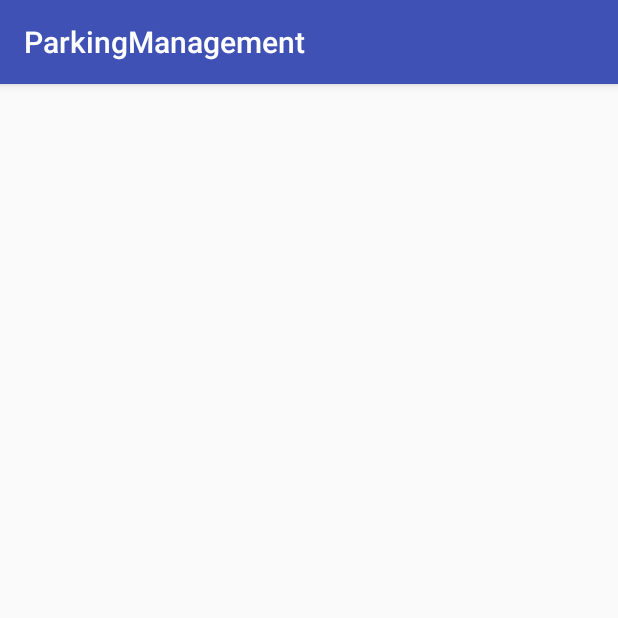
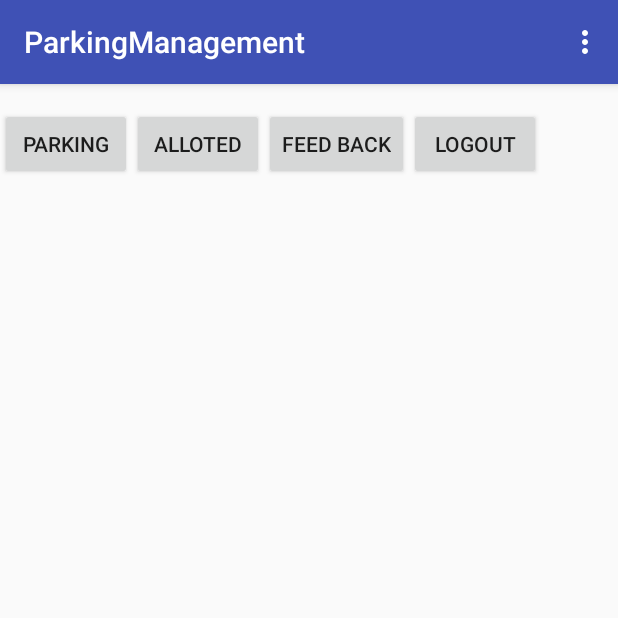
Before and after one commit to IR-Qureshi/level1-ParkingSystem, an Android app: the AdminActivity screen opened directly, with no data from a screen before it, on a phone screen of 412 x 824 dp, the top half of it. Run offline under Robolectric (Android 15) with nearby library versions, the phone set to English and light mode, and no system bars; our stand-ins replace Firebase (no records; nobody signed in at launch, a user with empty details on screens opened directly); libraries missing offline, so code that uses them is left out: com.firebase.ui.

Commit message:
initializing the button in Admin Activity

```diff
--- a/app/src/main/java/com/example/dellpc/parkingmanagement/AdminActivity.java
+++ b/app/src/main/java/com/example/dellpc/parkingmanagement/AdminActivity.java
@@ -5,6 +5,11 @@ import android.support.annotation.NonNull;
 import android.support.v7.app.AppCompatActivity;
 import android.os.Bundle;
 import android.util.Log;
+import android.view.Menu;
+import android.view.MenuInflater;
+import android.view.MenuItem;
+import android.view.View;
+import android.widget.Button;
 import android.widget.Toast;
 
 import com.firebase.ui.auth.AuthUI;
@@ -30,15 +35,56 @@ public class AdminActivity extends AppCompatActivity {
     public static final String ANONYMOUS = "anonymous";
     private String mUsername;
 
+    //Buttons..
+    Button BTNparking;
+    Button BTNalloted;
+    Button BTNfeedback;
+    Button BTNlogout;
+
 
     @Override
     protected void onCreate(Bundle savedInstanceState) {
         super.onCreate(savedInstanceState);
-        setContentView(R.layout.activity_user);
+        setContentView(R.layout.activity_admin);
         //main access point of our database
         mFirebaseDatabase = FirebaseDatabase.getInstance();
         mFirebaseAuth = FirebaseAuth.getInstance();
         mFirebaseStorage = FirebaseStorage.getInstance();
+
+        BTNparking = (Button) findViewById(R.id.BTN_AdminParkView);
+        BTNalloted = (Button) findViewById(R.id.BTN_Admin_AllotView);
+        BTNfeedback = (Button) findViewById(R.id.BTN_AdminFBView);
+        BTNlogout = (Button) findViewById(R.id.BTN_Admin_Logout);
+
+        BTNparking.setOnClickListener(new View.OnClickListener() {
+            @Override
+            public void onClick(View v) {
+                //set the parkingRemaining in fragment in framelayout.
+            }
+        });
+        BTNalloted.setOnClickListener(new View.OnClickListener() {
+            @Override
+            public void onClick(View v) {
+                //set the parking alloted in fragment in frame layout.
+            }
+        });
+        BTNfeedback.setOnClickListener(new View.OnClickListener() {
+            @Override
+            public void onClick(View v) {
+                //set the userfeed back in fragment in frame layout.
+            }
+        });
+        BTNlogout.setOnClickListener(new View.OnClickListener() {
+            @Override
+            public void onClick(View v) {
+                //signing out..
+                AuthUI.getInstance().signOut(AdminActivity.this);
+            }
+        });
+
+
+
+
 
         mAuthStateListener = new FirebaseAuth.AuthStateListener() {
             @Override
@@ -108,5 +154,24 @@ public class AdminActivity extends AppCompatActivity {
         mUsername = ANONYMOUS;
     }
 
+    @Override
+    public boolean onCreateOptionsMenu(Menu menu) {
+        MenuInflater inflater = getMenuInflater();
+        inflater.inflate(R.menu.main_menu, menu);
+        return true;
+    }
+
+    @Override
+    public boolean onOptionsItemSelected(MenuItem item) {
+        switch (item.getItemId()){
+            case R.id.sign_out_menu:
+                AuthUI.getInstance().signOut(this);
+                return true;
+            default:
+                return super.onOptionsItemSelected(item);
+        }
+
+    }
+
 
 }
--- a/app/src/main/res/layout/activity_admin.xml
+++ b/app/src/main/res/layout/activity_admin.xml
@@ -5,8 +5,7 @@
     android:layout_width="match_parent"
     android:layout_height="match_parent"
     android:paddingBottom="@dimen/activity_vertical_margin"
-    android:paddingLeft="@dimen/activity_horizontal_margin"
-    android:paddingRight="@dimen/activity_horizontal_margin"
+
     android:paddingTop="@dimen/activity_vertical_margin"
     tools:context="com.example.dellpc.parkingmanagement.AdminActivity">
     <LinearLayout
@@ -38,6 +37,7 @@
     <FrameLayout
         android:layout_width="match_parent"
         android:layout_height="match_parent"
-        android:layout_below="@id/layouttopAdmin"/>
+        android:layout_below="@id/layouttopAdmin"
+        android:id="@+id/frameLayout"/>
 
 </RelativeLayout>
--- /dev/null
+++ b/app/src/main/res/menu/main_menu.xml
@@ -0,0 +1,9 @@
+<?xml version="1.0" encoding="utf-8"?>
+<menu xmlns:android="http://schemas.android.com/apk/res/android"
+    xmlns:app="http://schemas.android.com/apk/res-auto">
+    <item
+        android:id="@+id/sign_out_menu"
+        android:title="@string/sign_out"
+        app:showAsAction="never"/>
+
+</menu>
--- a/app/src/main/res/values/strings.xml
+++ b/app/src/main/res/values/strings.xml
@@ -1,3 +1,4 @@
 <resources>
     <string name="app_name">ParkingManagement</string>
+    <string name="sign_out">sign out</string>
 </resources>
```
Also changed, not shown: app/src/main/java/com/example/dellpc/parkingmanagement/UserActivity.java (+20 -0 lines).
